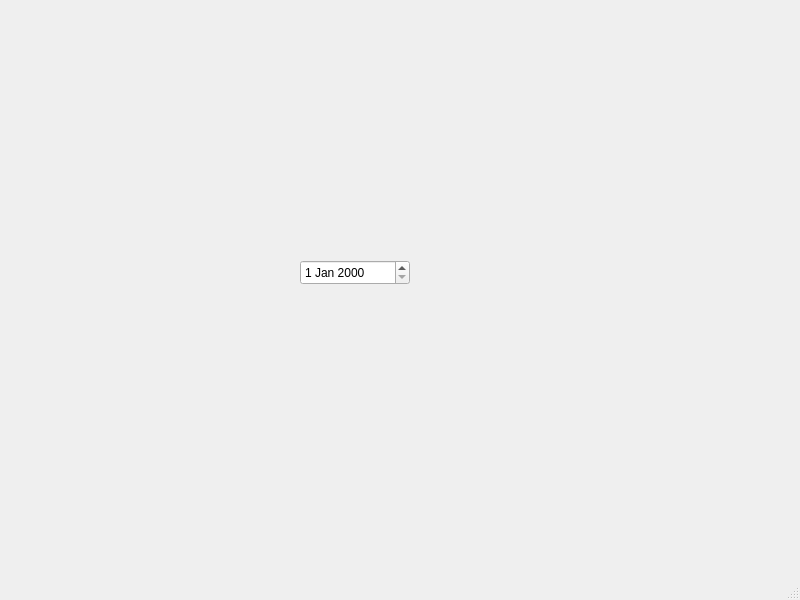
First picture: the form in Mouse_event/mainwindow.ui, repository Life9Owner/QT, before the edit.
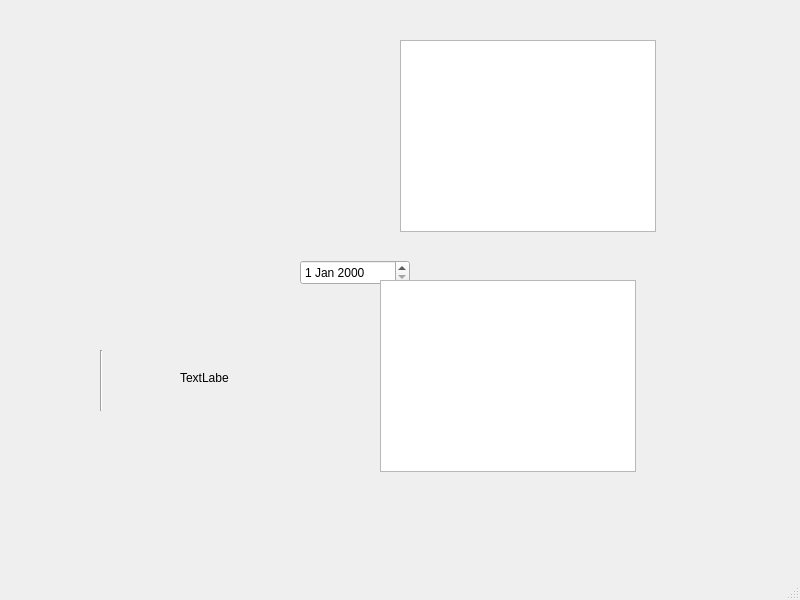
Second picture: the form after the edit.

```diff
--- a/Mouse_event/mainwindow.ui
+++ b/Mouse_event/mainwindow.ui
@@ -35,6 +35,52 @@
      </rect>
     </property>
    </widget>
+   <widget class="QGraphicsView" name="graphicsView">
+    <property name="geometry">
+     <rect>
+      <x>400</x>
+      <y>40</y>
+      <width>256</width>
+      <height>192</height>
+     </rect>
+    </property>
+   </widget>
+   <widget class="Line" name="line">
+    <property name="geometry">
+     <rect>
+      <x>100</x>
+      <y>350</y>
+      <width>3</width>
+      <height>61</height>
+     </rect>
+    </property>
+    <property name="orientation">
+     <enum>Qt::Vertical</enum>
+    </property>
+   </widget>
+   <widget class="QLabel" name="label">
+    <property name="geometry">
+     <rect>
+      <x>180</x>
+      <y>370</y>
+      <width>49</width>
+      <height>16</height>
+     </rect>
+    </property>
+    <property name="text">
+     <string>TextLabel</string>
+    </property>
+   </widget>
+   <widget class="QTextBrowser" name="textBrowser">
+    <property name="geometry">
+     <rect>
+      <x>380</x>
+      <y>280</y>
+      <width>256</width>
+      <height>192</height>
+     </rect>
+    </property>
+   </widget>
   </widget>
   <widget class="QMenuBar" name="menubar">
    <property name="geometry">
```
